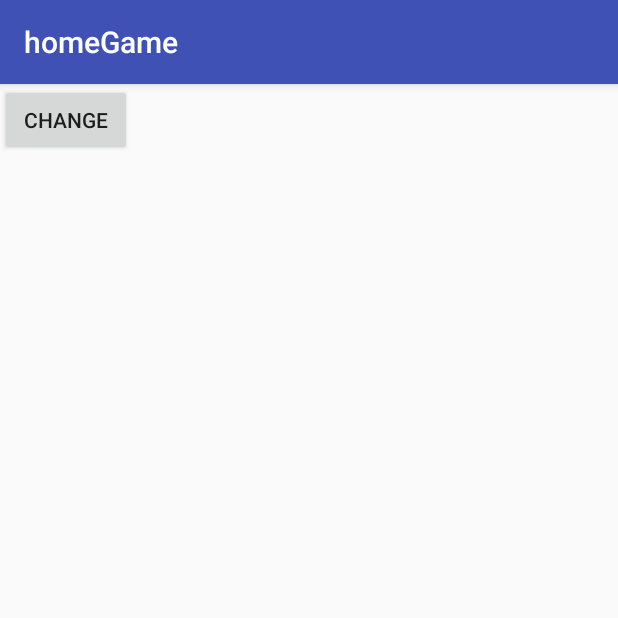
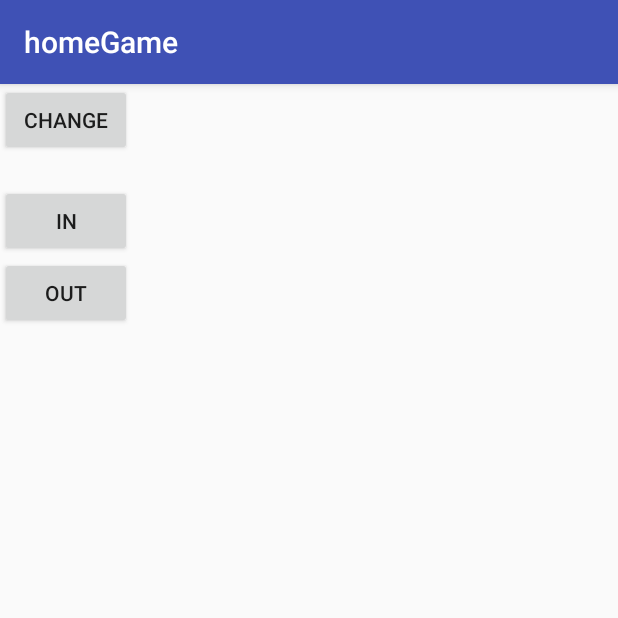
Before and after one commit to kyriakosPet/ggj19game, an Android app: the screen it shows after launch (MainActivity), on a phone screen of 412 x 824 dp, the top half of it. Run offline under Robolectric (Android 15) with nearby library versions, the phone set to English and light mode, and no system bars; our stand-ins replace Firebase (no records; nobody signed in at launch, a user with empty details on screens opened directly); 1 statement that could not run was skipped.

Commit message:
main activity btns

```diff
--- a/app/src/main/java/com/sliceofpizza/homegame/MainActivity.kt
+++ b/app/src/main/java/com/sliceofpizza/homegame/MainActivity.kt
@@ -1,9 +1,12 @@
 package com.sliceofpizza.homegame
 
+import android.content.Intent
 import android.support.v7.app.AppCompatActivity
 import android.os.Bundle
 import android.util.Log
 import com.google.firebase.database.*
+import com.sliceofpizza.homegame.activities.InActivity
+import com.sliceofpizza.homegame.activities.OutActivity
 import kotlinx.android.synthetic.main.activity_main.*
 
 class MainActivity : AppCompatActivity() {
@@ -22,6 +25,17 @@ class MainActivity : AppCompatActivity() {
         btn.setOnClickListener {
             changeValue()
         }
+
+        inbtn.setOnClickListener {
+            var i =Intent(this, InActivity::class.java)
+            startActivity(i)
+        }
+
+        outbtn.setOnClickListener {
+            var i =Intent(this, OutActivity::class.java)
+            startActivity(i)
+        }
+
     }
 
 
--- a/app/src/main/res/layout/activity_main.xml
+++ b/app/src/main/res/layout/activity_main.xml
@@ -18,4 +18,18 @@
         android:layout_width="wrap_content"
         android:layout_height="wrap_content" />
 
+
+
+    <Button
+        android:id="@+id/inbtn"
+        android:text="IN"
+        android:layout_width="wrap_content"
+        android:layout_height="wrap_content" />
+
+    <Button
+        android:id="@+id/outbtn"
+        android:text="OUT"
+        android:layout_width="wrap_content"
+        android:layout_height="wrap_content" />
+
 </LinearLayout>
```
Also changed, not shown: app/src/main/java/com/sliceofpizza/homegame/activities/OutActivity.kt (+14 -1 lines), app/src/main/res/layout/fragment_b.xml (added, +10 -0 lines).
